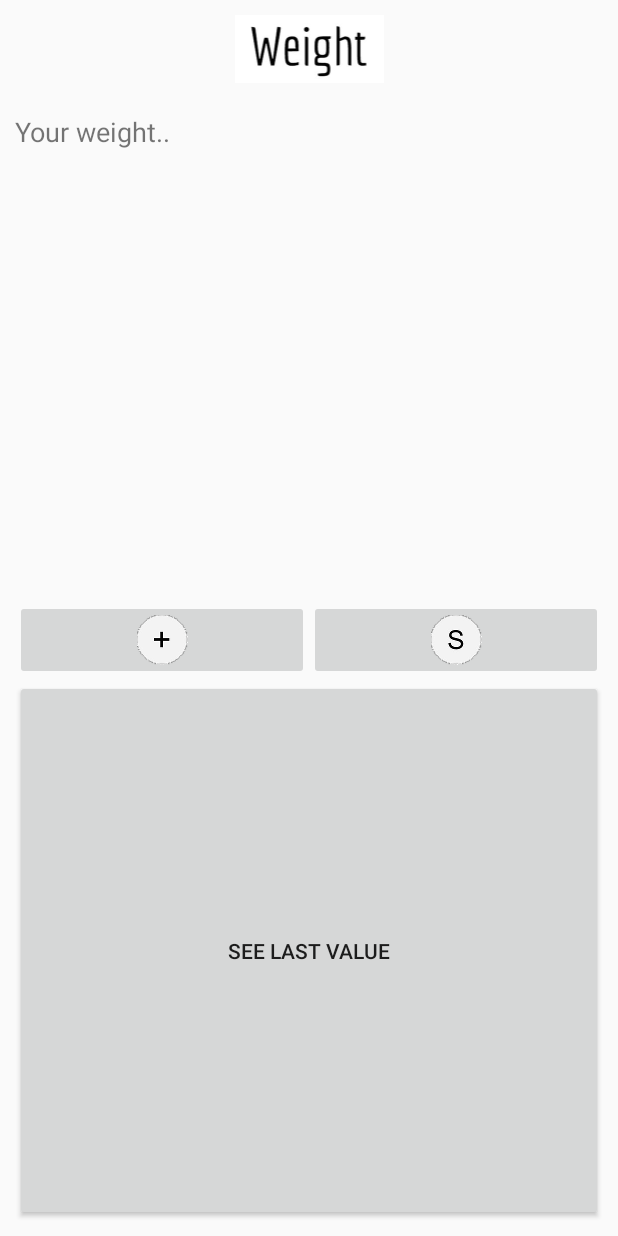
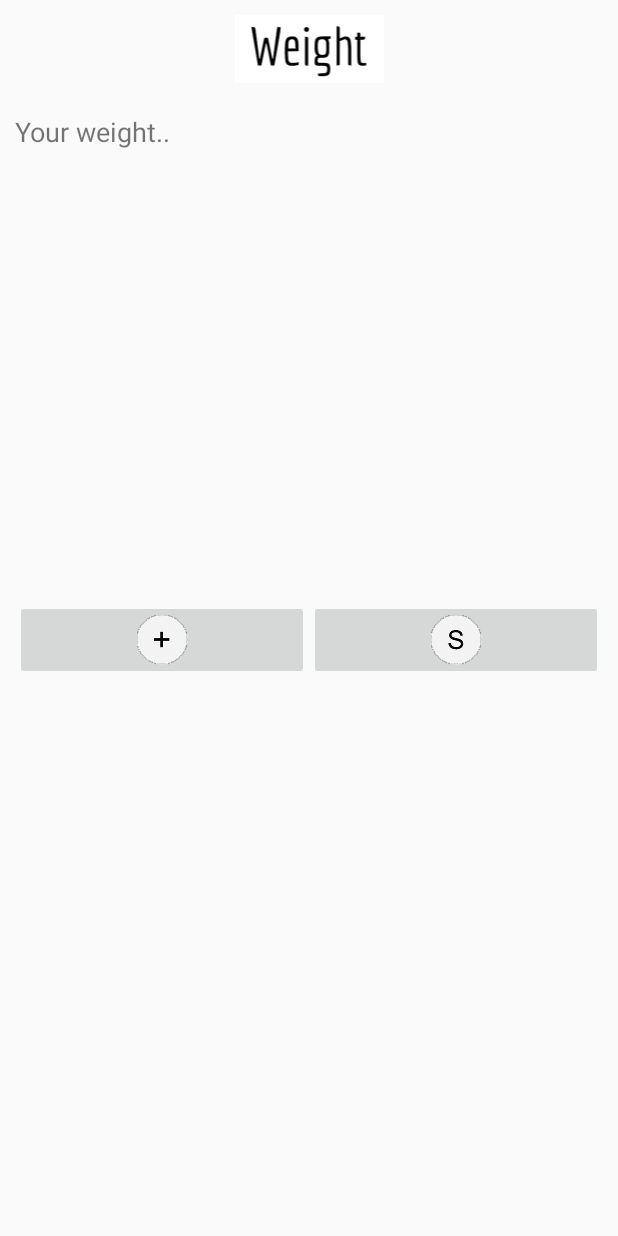
Before and after one commit to JJ-Team/JJFit, an Android app: the layout activity_weight.xml on its own in the app's theme, with its tools: preview values and no code run, on a phone screen of 412 x 824 dp. Run offline under Robolectric (Android 15) with nearby library versions, the phone set to English and light mode, and no system bars.

Commit message:
hide button

```diff
--- a/app/src/main/res/layout/activity_weight.xml
+++ b/app/src/main/res/layout/activity_weight.xml
@@ -64,11 +64,11 @@
 
     </LinearLayout>
 
-    <Button
-        android:id="@+id/btnTest"
-        android:layout_width="match_parent"
-        android:layout_height="wrap_content"
-        android:layout_weight="1"
-        android:text="See Last Value"/>
+    <!--<Button-->
+        <!--android:id="@+id/btnTest"-->
+        <!--android:layout_width="match_parent"-->
+        <!--android:layout_height="wrap_content"-->
+        <!--android:layout_weight="1"-->
+        <!--android:text="See Last Value"/>-->
 
 </LinearLayout>
```
Also changed, not shown: app/src/main/java/fit/korea2canada/com/jjfitv1/WeightActivity.java (+38 -24 lines).
